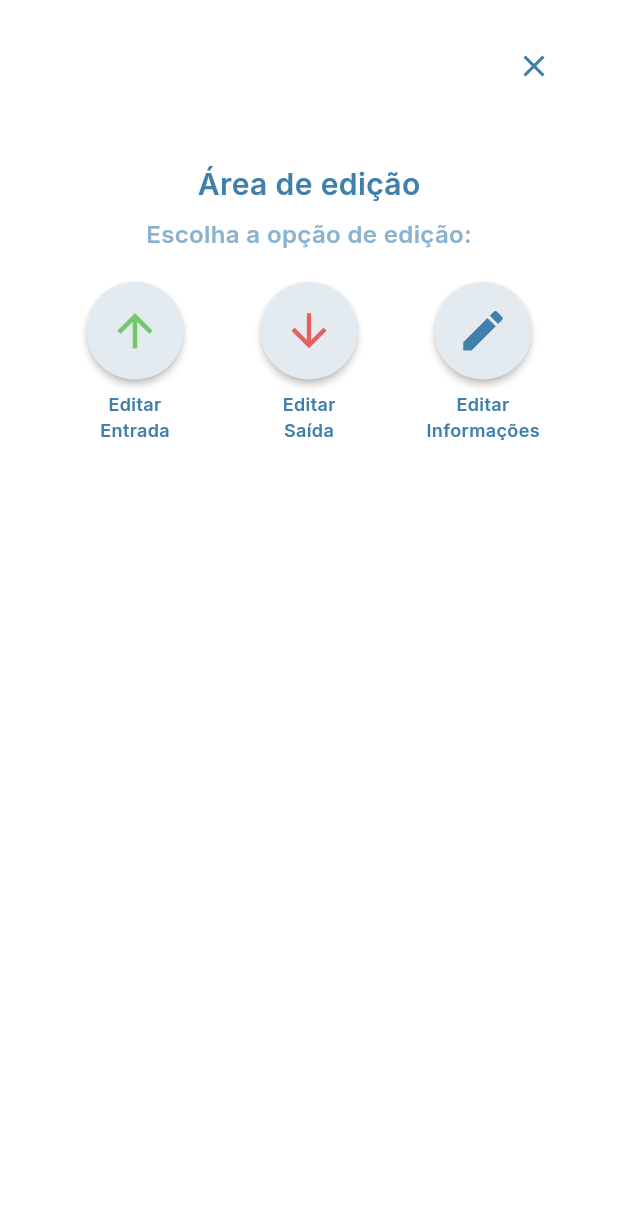
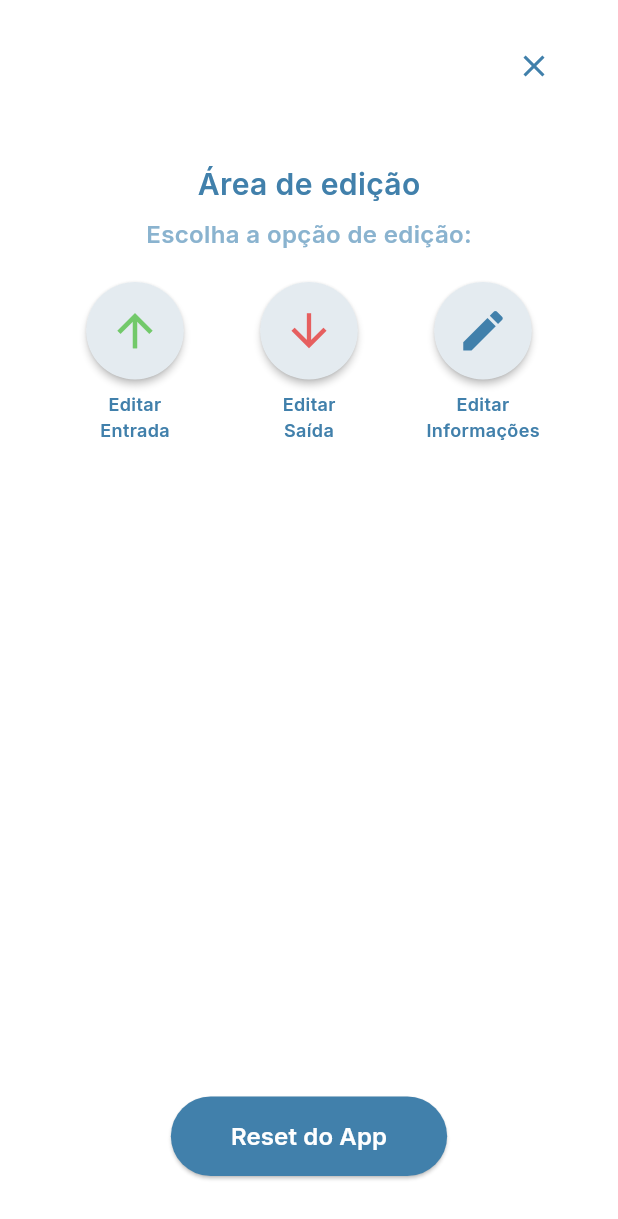
Before and after one commit to fxrnandes/app_cashflow, a Flutter app: the EditScreen screen opened by its route, on a phone screen of 412 x 824 dp. Shown: the top 1219 px of the screen. Run offline on Flutter 3.47's test engine with Material 3 defaults, Android fonts, the phone set to English and light mode, and no system bars; our stand-ins replace google_fonts, shared_preferences; accounts and stored records are empty.

Commit message:
feat: reset button

```diff
--- a/lib/screens/edit_screen.dart
+++ b/lib/screens/edit_screen.dart
@@ -1,5 +1,6 @@
 import 'package:flutter/material.dart';
 import 'package:google_fonts/google_fonts.dart';
+import 'package:shared_preferences/shared_preferences.dart'; // Importa o SharedPreferences
 
 class EditScreen extends StatefulWidget {
   const EditScreen({super.key});
@@ -10,6 +11,15 @@ class EditScreen extends StatefulWidget {
 
 class EditScreenState extends State<EditScreen> {
   String selectedOption = '';
+
+  // Função para limpar o SharedPreferences
+  Future<void> limparSharedPreferences() async {
+    final prefs = await SharedPreferences.getInstance();
+    await prefs.clear(); // Limpa todos os dados do SharedPreferences
+
+    // Navega para a welcome_screen.dart após limpar
+    Navigator.pushNamed(context, '/screens/welcome_screen.dart');
+  }
 
   @override
   Widget build(BuildContext context) {
@@ -76,6 +86,25 @@ class EditScreenState extends State<EditScreen> {
               ],
             ),
             const Spacer(),
+            // Adicionando o botão de reset do app
+            ElevatedButton(
+              onPressed: () async {
+                await limparSharedPreferences(); // Chama a função para limpar os dados e redireciona
+              },
+              style: ElevatedButton.styleFrom(
+                backgroundColor: const Color(0xFF4180AB),
+                padding: const EdgeInsets.symmetric(vertical: 15, horizontal: 40),
+              ),
+              child: Text(
+                'Reset do App',
+                style: GoogleFonts.inter(
+                  fontSize: 16,
+                  fontWeight: FontWeight.w600,
+                  color: Colors.white,
+                ),
+              ),
+            ),
+            const SizedBox(height: 20),
           ],
         ),
       ),
```
Also changed, not shown: lib/main.dart (+7 -4 lines).
